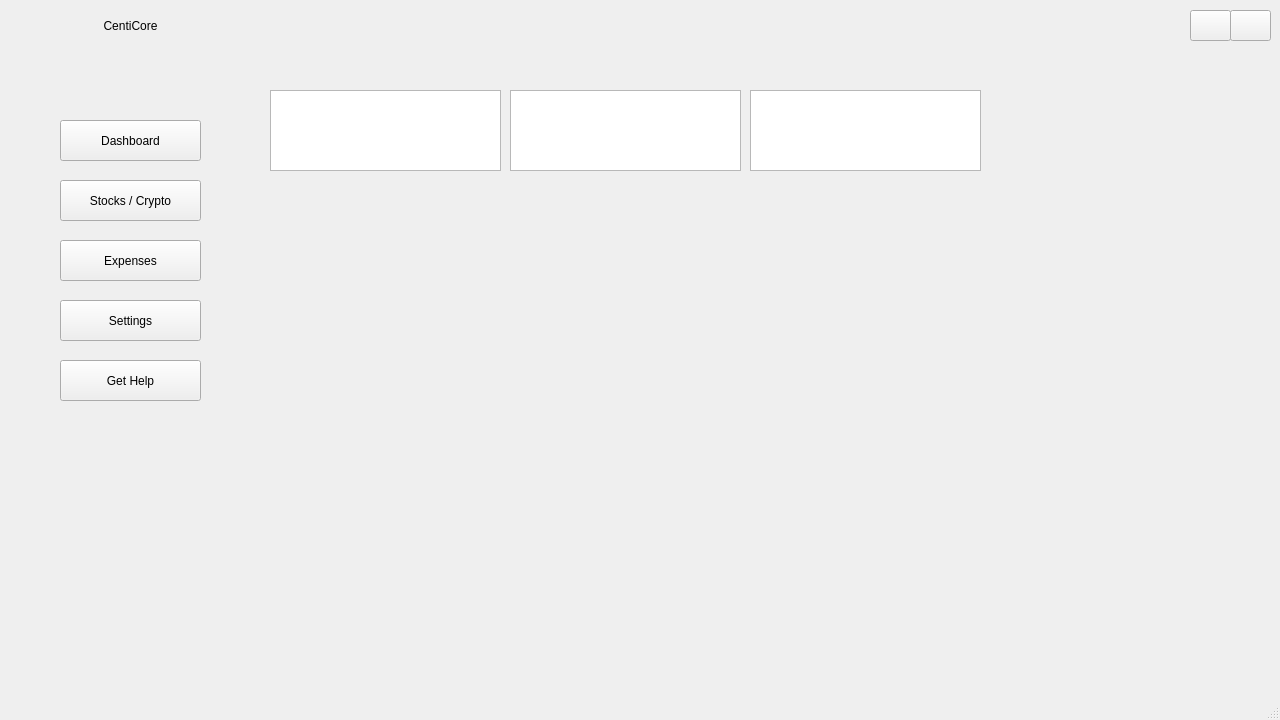
Old version of the form src/gui/ui/main_interface.ui in the repository OmerElmaliach/CentiCore.
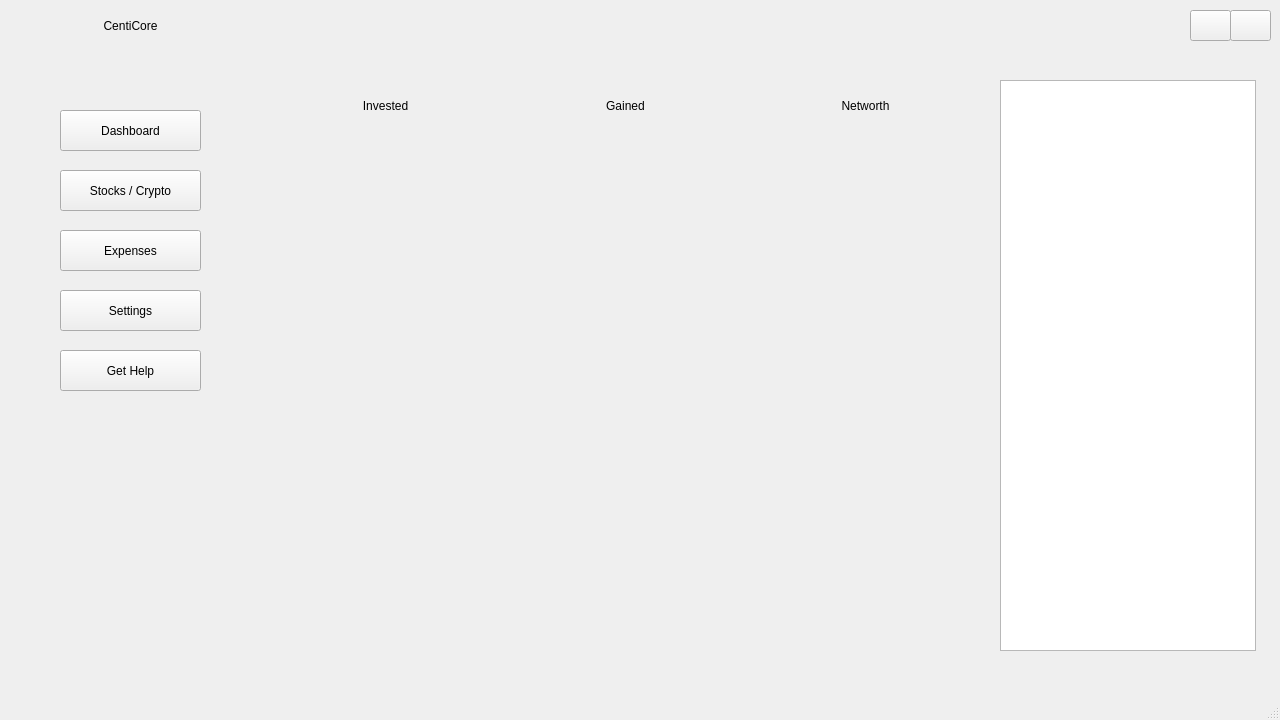
New version of the form. Icons and pictures are not drawn.

Commit message: Added listview and improved design

```diff
--- a/src/gui/ui/main_interface.ui
+++ b/src/gui/ui/main_interface.ui
@@ -48,9 +48,9 @@
     <property name="geometry">
      <rect>
       <x>30</x>
-      <y>90</y>
+      <y>80</y>
       <width>201</width>
-      <height>561</height>
+      <height>571</height>
      </rect>
     </property>
     <property name="autoFillBackground">
@@ -201,9 +201,9 @@
     <property name="geometry">
      <rect>
       <x>270</x>
-      <y>190</y>
+      <y>200</y>
       <width>711</width>
-      <height>261</height>
+      <height>291</height>
      </rect>
     </property>
    </widget>
@@ -216,37 +216,149 @@
       <height>101</height>
      </rect>
     </property>
-    <widget class="QTextBrowser" name="TEMP_TEXTDISPLAY1">
+    <widget class="QWidget" name="investWidget" native="true">
      <property name="geometry">
       <rect>
        <x>0</x>
-       <y>10</y>
+       <y>0</y>
        <width>231</width>
-       <height>81</height>
+       <height>101</height>
       </rect>
      </property>
+     <widget class="QLabel" name="investedNum">
+      <property name="geometry">
+       <rect>
+        <x>0</x>
+        <y>40</y>
+        <width>231</width>
+        <height>31</height>
+       </rect>
+      </property>
+      <property name="text">
+       <string/>
+      </property>
+      <property name="alignment">
+       <set>Qt::AlignCenter</set>
+      </property>
+     </widget>
+     <widget class="QLabel" name="investedText">
+      <property name="geometry">
+       <rect>
+        <x>50</x>
+        <y>10</y>
+        <width>131</width>
+        <height>31</height>
+       </rect>
+      </property>
+      <property name="text">
+       <string>Invested</string>
+      </property>
+      <property name="scaledContents">
+       <bool>false</bool>
+      </property>
+      <property name="alignment">
+       <set>Qt::AlignCenter</set>
+      </property>
+     </widget>
     </widget>
-    <widget class="QTextBrowser" name="TEMP_TEXTDISPLAY2">
+    <widget class="QWidget" name="gainedWidget" native="true">
      <property name="geometry">
       <rect>
        <x>240</x>
-       <y>10</y>
+       <y>0</y>
        <width>231</width>
-       <height>81</height>
+       <height>101</height>
       </rect>
      </property>
+     <widget class="QLabel" name="gainedText">
+      <property name="geometry">
+       <rect>
+        <x>50</x>
+        <y>10</y>
+        <width>131</width>
+        <height>31</height>
+       </rect>
+      </property>
+      <property name="text">
+       <string>Gained</string>
+      </property>
+      <property name="alignment">
+       <set>Qt::AlignCenter</set>
+      </property>
+     </widget>
+     <widget class="QLabel" name="gainedNum">
+      <property name="geometry">
+       <rect>
+        <x>0</x>
+        <y>40</y>
+        <width>231</width>
+        <height>31</height>
+       </rect>
+      </property>
+      <property name="text">
+       <string/>
+      </property>
+      <property name="alignment">
+       <set>Qt::AlignCenter</set>
+      </property>
+     </widget>
     </widget>
-    <widget class="QTextBrowser" name="TEMP_TEXTDISPLAY3">
+    <widget class="QWidget" name="networthWidget" native="true">
      <property name="geometry">
       <rect>
        <x>480</x>
-       <y>10</y>
+       <y>0</y>
        <width>231</width>
-       <height>81</height>
+       <height>101</height>
       </rect>
      </property>
+     <widget class="QLabel" name="networthNum">
+      <property name="geometry">
+       <rect>
+        <x>0</x>
+        <y>40</y>
+        <width>231</width>
+        <height>31</height>
+       </rect>
+      </property>
+      <property name="text">
+       <string/>
+      </property>
+      <property name="alignment">
+       <set>Qt::AlignCenter</set>
+      </property>
+     </widget>
+     <widget class="QLabel" name="networthText">
+      <property name="geometry">
+       <rect>
+        <x>50</x>
+        <y>10</y>
+        <width>131</width>
+        <height>31</height>
+       </rect>
+      </property>
+      <property name="frameShape">
+       <enum>QFrame::NoFrame</enum>
+      </property>
+      <property name="text">
+       <string>Networth</string>
+      </property>
+      <property name="alignment">
+       <set>Qt::AlignCenter</set>
+      </property>
+     </widget>
     </widget>
    </widget>
+   <widget class="QListView" name="monthlyExpenses">
+    <property name="geometry">
+     <rect>
+      <x>1000</x>
+      <y>80</y>
+      <width>256</width>
+      <height>571</height>
+     </rect>
+    </property>
+   </widget>
   </widget>
   <widget class="QStatusBar" name="statusBar"/>
  </widget>
```
Left out of the diff: 2 changed lines with no effect on the pictures. The commit also changes 3 other files.
